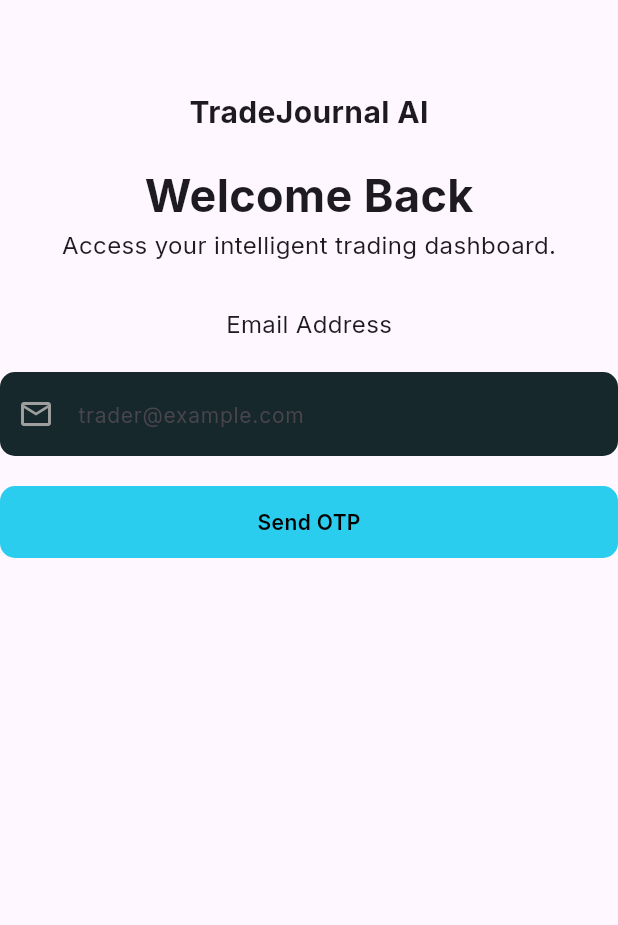
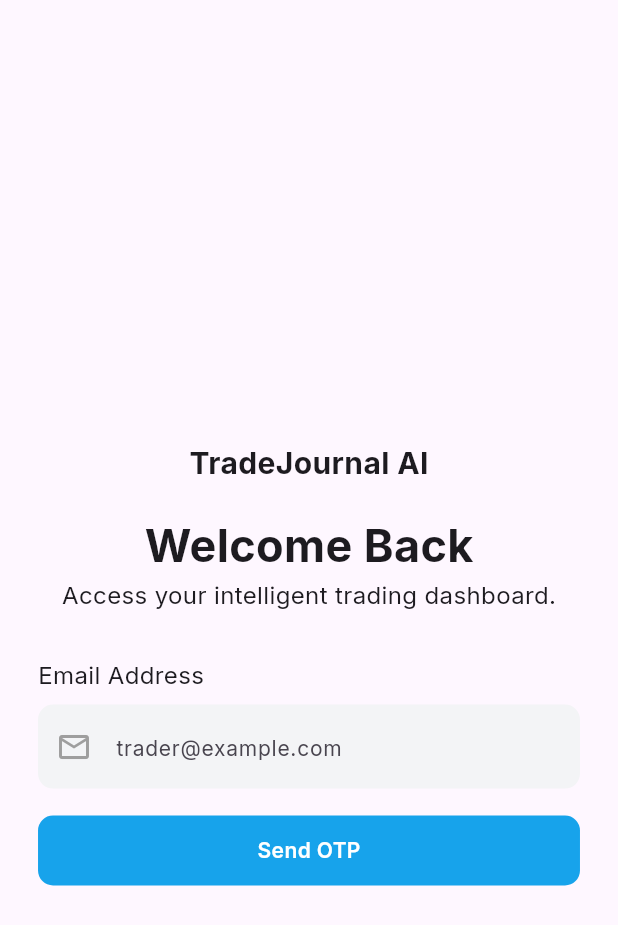
Before and after one commit to Sabari-nath-p/myjournelapp, a Flutter app: the screen it shows after launch, on a phone screen of 412 x 824 dp. Shown: the top 925 px of the screen. Run offline on Flutter 3.47's test engine with Material 3 defaults, Android fonts, the phone set to English and light mode, and no system bars; our stand-ins replace device_preview, flutter_screenutil, get, pinput.

Commit message:
account screen page added

```diff
--- a/lib/Screens/Authentication.dart
+++ /dev/null
@@ -1,66 +0,0 @@
-import 'package:flutter/material.dart';
-
-class AuthenticationScreen extends StatelessWidget {
-  AuthenticationScreen({super.key});
-
-  @override
-  Widget build(BuildContext context) {
-    return Scaffold(
-      body: SafeArea(
-        child: Center(
-          child: Column(children: [
-            SizedBox(height: 60,),
-            Text("TradeJournal AI", style: TextStyle(fontSize: 20,fontWeight: FontWeight.bold
-          ),
-                ),
-                SizedBox(height: 20,),
-                Text("Welcome Back",
-                style: TextStyle(fontSize: 30,
-                fontWeight: FontWeight.bold),),
-                Text("Access your intelligent trading dashboard.",
-                style: TextStyle(fontSize: 16,),),
-                SizedBox(height: 30),
-                Text(
-              "Email Address",
-              style: TextStyle(fontSize: 16),
-            ),
-             SizedBox(height: 20,),
-             Center(
-               child: TextField(
-                decoration: InputDecoration(
-                  hintText: "trader@example.com",
-                  hintStyle: TextStyle(fontSize: 14),
-                  prefixIcon: Icon(Icons.email_outlined, color: Colors.grey),
-                  filled: true,
-                  fillColor: Color(0xff16282C),
-                  border: OutlineInputBorder(
-                    borderRadius: BorderRadius.circular(10),
-                    borderSide: BorderSide.none,
-                  ),
-                ),
-                           ),
-             ),
-              SizedBox(height: 20,),
-             Container(
-                width: double.infinity,
-                height: 48,
-                decoration: BoxDecoration(
-                  borderRadius: BorderRadius.circular(10),
-                  color: Color(0xff2BCDEE),
-                ),
-                child: Center(
-                  child: Text(
-                    "Send OTP",
-                    style: TextStyle(
-                      color: Colors.black,
-                      fontWeight: FontWeight.w600,
-                    ),
-                  ),
-                ),
-              ),
-                ]),
-        ),
-      ),
-    );
-  }
-}
--- /dev/null
+++ b/lib/Screens/AuthenticationScreen/Authentication.dart
@@ -0,0 +1,113 @@
+import 'package:flutter/material.dart';
+import 'package:flutter_screenutil/flutter_screenutil.dart';
+import 'package:get/get.dart';
+import 'package:myjournel/Screens/AuthenticationScreen/Service/AuthenticationController.dart';
+import 'package:myjournel/Screens/CreateAccountScreen/CreateAccountScreen.dart';
+import 'package:pinput/pinput.dart';
+
+class AuthenticationScreen extends StatelessWidget {
+  AuthenticationScreen({super.key});
+  Authenticationcontroller ctrl = Get.put(Authenticationcontroller());
+  @override
+  Widget build(BuildContext context) {
+    return Scaffold(
+      body: SafeArea(
+        child: GetBuilder<Authenticationcontroller>(
+          builder: (context) {
+            return Column(
+              crossAxisAlignment: CrossAxisAlignment.center,
+              mainAxisAlignment: MainAxisAlignment.center,
+              children: [
+                SizedBox(height: 60),
+                Text(
+                  "TradeJournal AI",
+                  style: TextStyle(fontSize: 20, fontWeight: FontWeight.bold),
+                ),
+                SizedBox(height: 20),
+                Text(
+                  "Welcome Back",
+                  style: TextStyle(fontSize: 30, fontWeight: FontWeight.bold),
+                ),
+                Text(
+                  "Access your intelligent trading dashboard.",
+                  style: TextStyle(fontSize: 16),
+                ),
+                SizedBox(height: 30),
+                Container(
+                  padding: EdgeInsets.symmetric(horizontal: 24.w),
+                  alignment: Alignment.centerLeft,
+                  child: Text("Email Address", style: TextStyle(fontSize: 16)),
+                ),
+                SizedBox(height: 8),
+                Container(
+                  padding: EdgeInsets.symmetric(horizontal: 24.w),
+                  child: TextField(
+                    decoration: InputDecoration(
+                      hintText: "trader@example.com",
+                      hintStyle: TextStyle(fontSize: 14),
+                      prefixIcon: Icon(
+                        Icons.email_outlined,
+                        color: Colors.grey,
+                      ),
+                      filled: true,
+                      fillColor: Color(0xffF3F4F6),
+                      border: OutlineInputBorder(
+                        borderRadius: BorderRadius.circular(10),
+                        borderSide: BorderSide.none,
+                      ),
+                    ),
+                  ),
+                ),
+                SizedBox(height: 18),
+
+                if (ctrl.hasEmailSent) ...[
+                  Container(
+                    alignment: Alignment.centerLeft,
+                    margin: EdgeInsets.symmetric(horizontal: 24.w),
+
+                    child: Text("Enter OTP", style: TextStyle(fontSize: 16)),
+                  ),
+                  Pinput(length: 6),
+                  SizedBox(height: 10.h),
+                ],
+                InkWell(
+                  onTap: () {
+                    if (!ctrl.hasEmailSent) {
+                      ctrl.hasEmailSent = true;
+                      ctrl.update();
+                    } else {
+                      Get.to(
+                        () => CreataAccountScreen(),
+                        transition: Transition.cupertino,
+                      );
+                    }
+                  },
+                  child: Container(
+                    width: double.infinity,
+
+                    margin: EdgeInsets.symmetric(horizontal: 24.w),
+
+                    height: 48.h,
+                    decoration: BoxDecoration(
+                      borderRadius: BorderRadius.circular(10),
+                      color: Color(0xff17A3EB),
+                    ),
+                    child: Center(
+                      child: Text(
+                        (ctrl.hasEmailSent) ? "Verify OTP" : "Send OTP",
+                        style: TextStyle(
+                          color: Colors.white,
+                          fontWeight: FontWeight.w600,
+                        ),
+                      ),
+                    ),
+                  ),
+                ),
+              ],
+            );
+          },
+        ),
+      ),
+    );
+  }
+}
--- /dev/null
+++ b/lib/Screens/AuthenticationScreen/Service/AuthenticationController.dart
@@ -0,0 +1,5 @@
+import 'package:get/get.dart';
+
+class Authenticationcontroller extends GetxController {
+  bool hasEmailSent = false;
+}
--- /dev/null
+++ b/lib/Screens/CreateAccountScreen/CreateAccountScreen.dart
@@ -0,0 +1,15 @@
+import 'package:flutter/material.dart';
+
+class CreataAccountScreen extends StatelessWidget {
+  const CreataAccountScreen({super.key});
+
+  @override
+  Widget build(BuildContext context) {
+    return Scaffold(
+      bottomNavigationBar: Row(children: []),
+      body: SafeArea(child: Column(children: [
+
+    ],)),
+    );
+  }
+}
--- a/lib/main.dart
+++ b/lib/main.dart
@@ -4,7 +4,7 @@ import 'package:device_preview/device_preview.dart';
 import 'package:flutter/material.dart';
 import 'package:flutter_screenutil/flutter_screenutil.dart';
 import 'package:get/get.dart';
-import 'package:myjournel/Screens/Authentication.dart';
+import 'package:myjournel/Screens/AuthenticationScreen/Authentication.dart';
 
 void main() {
   runApp(DevicePreview(builder: (ctx) => MyJournelApp(), enabled: true));
--- a/pubspec.yaml
+++ b/pubspec.yaml
@@ -18,6 +18,7 @@ dependencies:
   get: ^4.7.3
   flutter_screenutil: ^5.9.3
   device_preview: ^1.3.1
+  pinput: ^6.0.1
 
 dev_dependencies:
   flutter_test:
```
Also changed, not shown: pubspec.lock, 3 other files.
